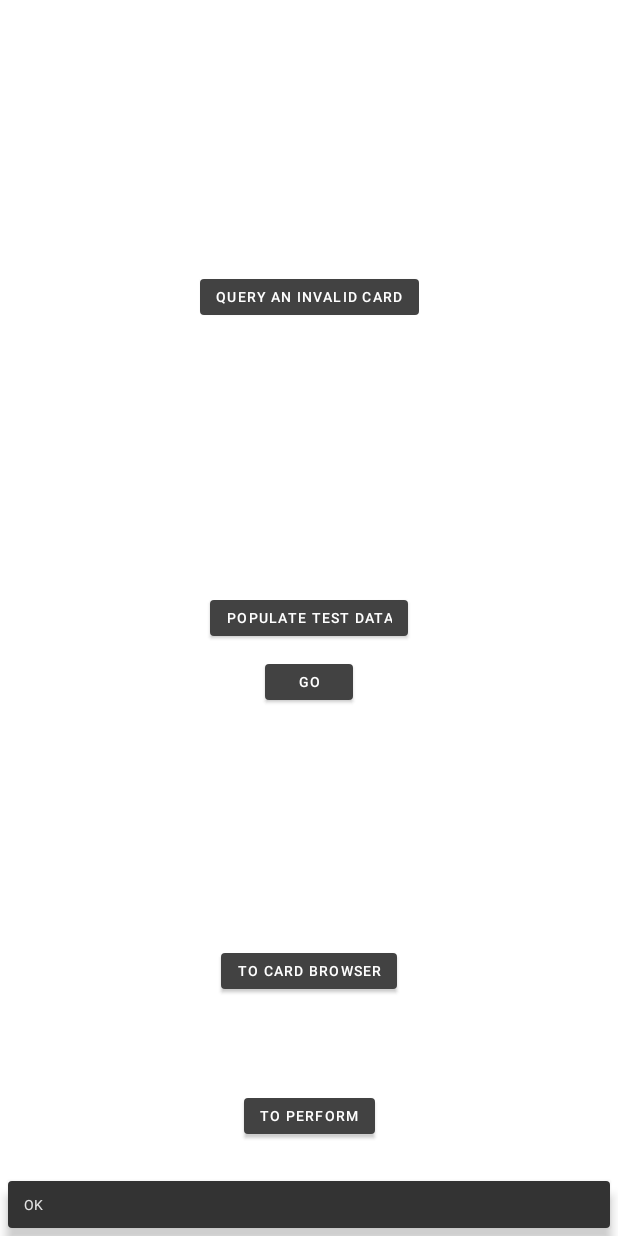
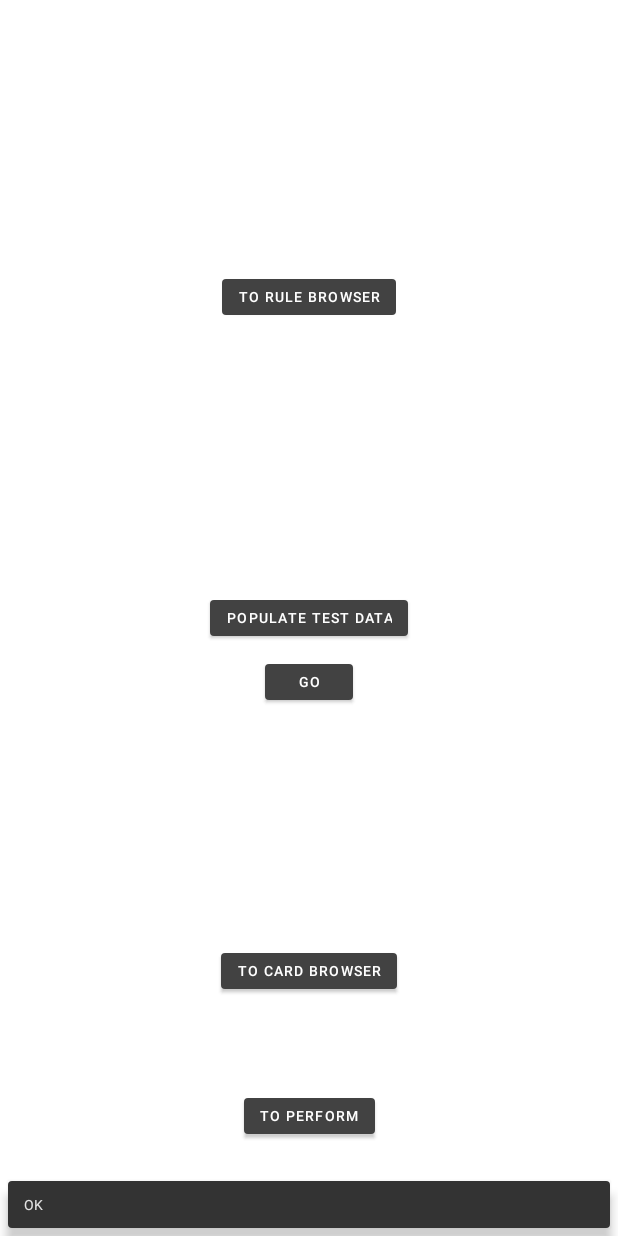
Before and after one commit to codedayang/Flip, an Android app: the screen it shows after launch (MainActivity), after a tap on "POPULATE TEST DATA", on a phone screen of 412 x 824 dp. Run offline under Robolectric (Android 15) with nearby library versions, the phone set to English and light mode, and no system bars; our stand-ins replace Dagger/Hilt's generated code, Room's generated code, Timber, data binding; libraries missing offline, so code that uses them is left out: com.jaeger.library; 1 statement that could not run was skipped.

Commit message:
feat: Some Test Code

```diff
--- a/mobile/src/main/java/ink/ddddd/flip/temp/TempFragment.kt
+++ b/mobile/src/main/java/ink/ddddd/flip/temp/TempFragment.kt
@@ -69,6 +69,11 @@ class TempFragment : DaggerFragment() {
             val action = TempFragmentDirections.actionTempFragmentToPerformFragment()
             findNavController().navigate(action)
         }
+
+        binding.toRuleBrowser.setOnClickListener {
+            val action = TempFragmentDirections.actionTempFragmentToRuleBrowseFragment()
+            findNavController().navigate(action)
+        }
     }
 
     private fun setUpSnackBar() {
--- a/mobile/src/main/java/ink/ddddd/flip/temp/TempViewModel.kt
+++ b/mobile/src/main/java/ink/ddddd/flip/temp/TempViewModel.kt
@@ -4,10 +4,13 @@ import androidx.lifecycle.*
 import ink.ddddd.flip.shared.Event
 import ink.ddddd.flip.shared.Result
 import ink.ddddd.flip.shared.data.model.Card
+import ink.ddddd.flip.shared.data.model.Rule
 import ink.ddddd.flip.shared.data.model.Tag
 import ink.ddddd.flip.shared.domain.card.GetCardById
 import ink.ddddd.flip.shared.domain.card.UpdateCard
+import ink.ddddd.flip.shared.domain.rule.UpdateRule
 import ink.ddddd.flip.shared.domain.tag.UpdateTag
+import ink.ddddd.flip.shared.filter.TagFilter
 import kotlinx.coroutines.Dispatchers
 import kotlinx.coroutines.async
 import kotlinx.coroutines.launch
@@ -18,7 +21,8 @@ import javax.inject.Inject
 class TempViewModel @Inject constructor(
     private val updateCard: UpdateCard,
     private val updateTag: UpdateTag,
-    private val getCardById: GetCardById
+    private val getCardById: GetCardById,
+    private val updateRule: UpdateRule
 ) : ViewModel() {
 
     val updateCardResult = MutableLiveData<Result<Unit>>()
@@ -48,12 +52,15 @@ class TempViewModel @Inject constructor(
     }
 
     fun inflate(tag: Tag, card: Card) {
+        val rule = Rule(name = "Test", filters = listOf(TagFilter(tags = listOf(tag))))
         viewModelScope.launch {
             withContext(Dispatchers.IO) {
                 val j1 = async { updateTag.executeNow(tag)}
                 j1.await()
                 val j2 = async { updateCard.executeNow(card) }
                 j2.await()
+                val j3 = async { updateRule.executeNow(rule) }
+                j3.await()
                 snackbar.postValue(Event("OK"))
             }
         }
--- a/mobile/src/main/res/layout/fragment_temp.xml
+++ b/mobile/src/main/res/layout/fragment_temp.xml
@@ -13,10 +13,10 @@
         android:layout_height="match_parent">
 
         <com.google.android.material.button.MaterialButton
+            android:id="@+id/to_rule_browser"
             android:layout_width="wrap_content"
             android:layout_height="wrap_content"
-            android:text="query an invalid card"
-            android:onClick="@{() -> viewmodel.queryInvalidCard()}"
+            android:text="to rule browser"
             app:layout_constraintBottom_toTopOf="@+id/populate"
             app:layout_constraintEnd_toEndOf="parent"
             app:layout_constraintStart_toStartOf="parent"
```
